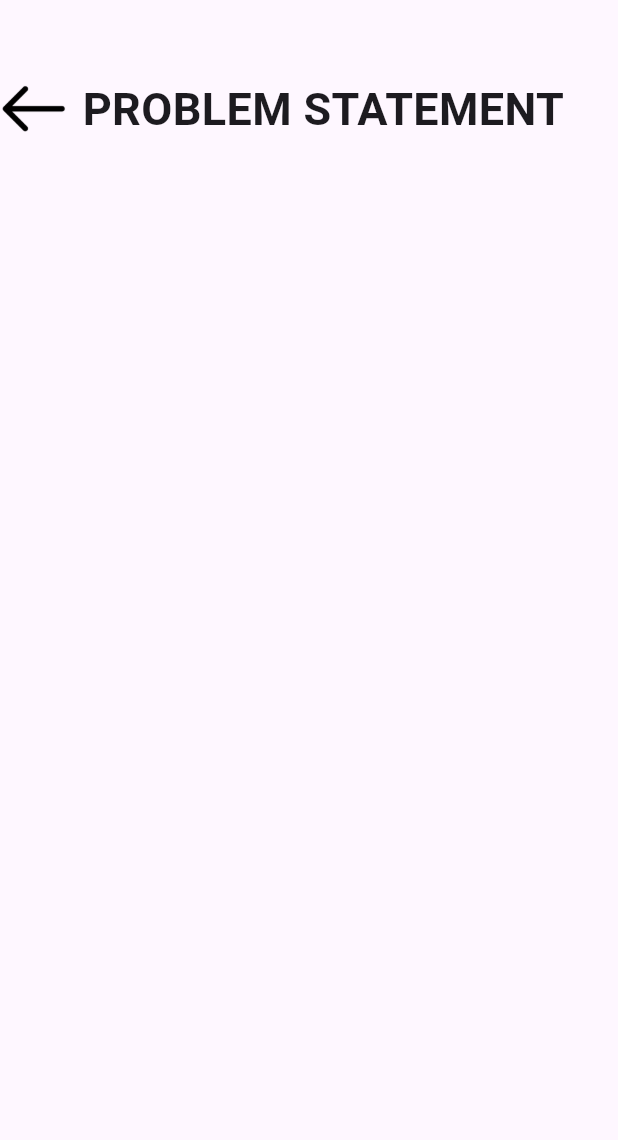
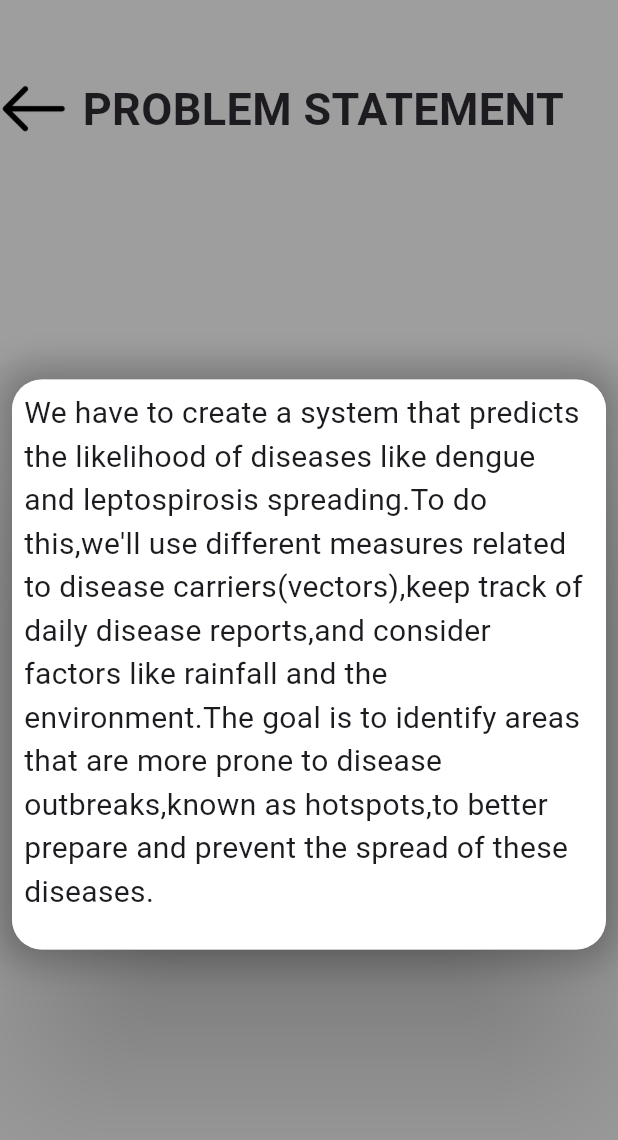
Before and after one commit to alok00007/mediped, a Flutter app: the PS screen opened directly, on a phone screen of 412 x 824 dp. Shown: the top 1140 px of the screen. Run offline on Flutter 3.47's test engine with Material 3 defaults, Android fonts, the light colour scheme and no system bars.

Commit message:
some UI changes

```diff
--- a/lib/screen/News/news.dart
+++ b/lib/screen/News/news.dart
@@ -23,6 +23,8 @@ class News extends StatelessWidget {
 
             ],
           )),
+          SizedBox(height: 400,),
+          Text(".......Coming soon....")
 
         ],
       ),
--- a/lib/screen/ps/ps.dart
+++ b/lib/screen/ps/ps.dart
@@ -1,4 +1,5 @@
 import 'package:flutter/material.dart';
+import 'package:mediped/theme/color.dart';
 
 class PS extends StatelessWidget {
   const PS({super.key});
@@ -6,6 +7,7 @@ class PS extends StatelessWidget {
   @override
   Widget build(BuildContext context) {
     return Scaffold(
+      backgroundColor:Colors.grey,
       body: Column(
         children: [
           SizedBox(height:50),
@@ -21,9 +23,35 @@ class PS extends StatelessWidget {
               SizedBox(width: 10,),
               Text("PROBLEM STATEMENT",style: TextStyle(fontWeight: FontWeight.bold,fontSize: 30),),
 
+
             ],
           )),
+          SizedBox(height: 150,),
+          Padding(
+            padding: const EdgeInsets.all(8.0),
 
+            child: Material(
+              elevation: 50,
+              borderRadius: BorderRadius.circular(20),
+              child: Container(
+                    height: 380,
+                    width: double.infinity,
+
+                    decoration: BoxDecoration(borderRadius: BorderRadius.circular(20),color: Colors.white,boxShadow: [BoxShadow(color: Colors.black26,blurRadius: 20,spreadRadius: 7)]),
+                    child: Padding(
+                      padding: const EdgeInsets.all(8.0),
+                      child: Column(
+                        children: [
+                          Text("We have to create a system that predicts the likelihood of diseases like dengue and leptospirosis spreading.To do this,we'll use"
+                              " different measures related to disease carriers(vectors),keep track of daily disease reports,and consider factors like rainfall and the environment."
+                              "The goal is to identify areas that are more prone to disease outbreaks,known as "
+                              "hotspots,to better prepare and prevent the spread of these diseases. ",style: TextStyle(fontSize: 20,fontWeight: FontWeight.w400),)
+                        ],
+                      ),
+                    ),
+                  ),
+            ),
+          )
         ],
       ),
     );
--- a/lib/screen/team/team.dart
+++ b/lib/screen/team/team.dart
@@ -19,7 +19,7 @@ class TeamPic extends StatelessWidget {
                      Navigator.of(context).pop();
                    },child:  Image.asset("assets/images/back.png",scale: 5,),
                  ),
-                  SizedBox(width: 100,),
+                  SizedBox(width: MediaQuery.of(context).size.width*0.3,),
                   Text("TEAM",style: TextStyle(fontWeight: FontWeight.bold,fontSize: 40),),
 
                 ],
@@ -48,8 +48,8 @@ class TeamCard extends StatelessWidget {
     return  Card(child:Row(
       children: [ ClipRRect(
           borderRadius: BorderRadius.circular(20.0),
-          child: Image.asset("assets/images/team/man1.jpg",height: 150,width: 150,fit: BoxFit.cover,)),
-        SizedBox(width: 100,),
+          child: Image.asset("assets/images/team/man1.jpg",height: MediaQuery.of(context).size.width*0.3,width: MediaQuery.of(context).size.width*0.4,fit: BoxFit.cover,)),
+        SizedBox(width: MediaQuery.of(context).size.width*0.17,),
         Text("$name",style: TextStyle(fontWeight: FontWeight.w400,fontSize: 30))
 
       ],
```
Also changed, not shown: lib/home/dashboard.dart (+17 -10 lines), lib/screen/ps/info.dart (added, +65 -0 lines).
